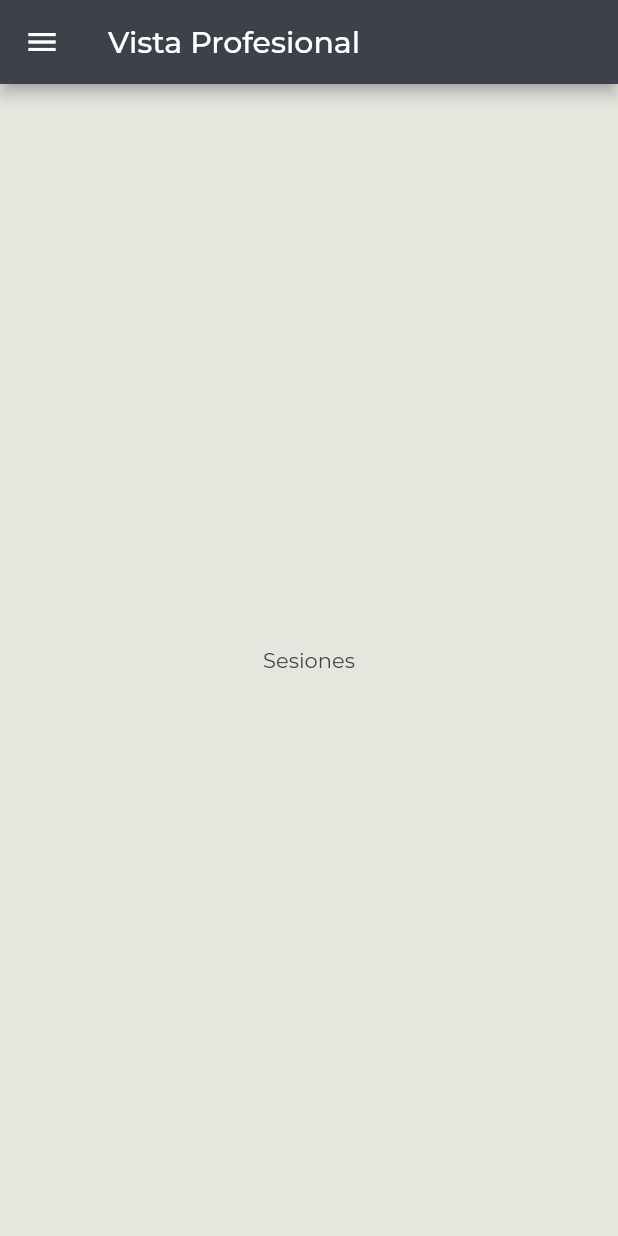
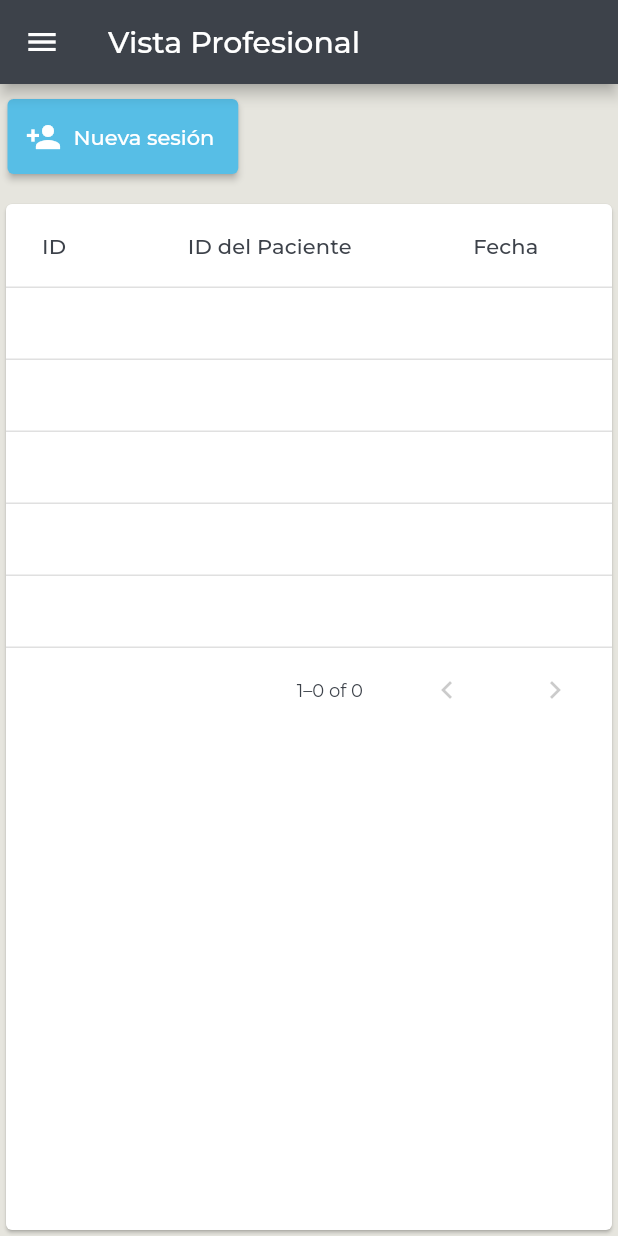
Before and after one commit to diegoaguilera4/FrontGestionTareasNEE, a Flutter app: the SesionesView screen opened by its route, on a phone screen of 412 x 824 dp. Run offline on Flutter 3.47's test engine with Material 2 defaults, Android fonts, the phone set to English and light mode, and no system bars; our stand-ins replace google_fonts, jwt_decoder, url_strategy; missing offline and left inert: dart:html.

Commit message:
Avance en vista sesiones y organización por carpetas

```diff
--- a/lib/components/menuPaciente.dart
+++ b/lib/components/menuPaciente.dart
@@ -2,8 +2,8 @@ import 'dart:html';
 
 import 'package:flutter/material.dart';
 import 'package:gestiontareas/colores.dart';
-import 'package:gestiontareas/pages/misTareas.dart';
-import '../pages/login.dart';
+import 'package:gestiontareas/pages/usuarioGeneral/misTareas.dart';
+import '../pages/auth/login.dart';
 
 class MenuPaciente extends StatefulWidget {
   MenuPaciente({Key? key, required String currentPage}) : super(key: key);
--- a/lib/pages/registro.dart
+++ b/lib/pages/auth/registro.dart
@@ -5,7 +5,7 @@ import 'package:gestiontareas/colores.dart';
 import 'package:google_fonts/google_fonts.dart';
 import 'package:http/http.dart' as http;
 
-import '../responsive.dart';
+import '../../responsive.dart';
 import 'login.dart';
 
 class RegistroView extends StatelessWidget {
--- a/lib/pages/agregarPaciente.dart
+++ b/lib/pages/profesional/agregarPaciente.dart
@@ -3,7 +3,7 @@ import 'dart:html';
 import 'dart:ui' as ui;
 import 'package:flutter/material.dart';
 import 'package:gestiontareas/colores.dart';
-import 'package:gestiontareas/pages/pacientes.dart';
+import 'package:gestiontareas/pages/profesional/pacientes.dart';
 import 'package:gestiontareas/pages/page_404.dart';
 import 'package:http/http.dart' as http;
 import 'package:jwt_decoder/jwt_decoder.dart';
--- a/lib/pages/profesional.dart
+++ b/lib/pages/profesional/profesional.dart
@@ -2,11 +2,11 @@ import 'dart:html';
 
 import 'package:flutter/material.dart';
 import 'package:gestiontareas/colores.dart';
-import 'package:gestiontareas/pages/login.dart';
+import 'package:gestiontareas/pages/auth/login.dart';
 import 'package:gestiontareas/pages/page_404.dart';
 import 'package:jwt_decoder/jwt_decoder.dart';
 
-import '../components/menuProfesional.dart';
+import '../../components/menuProfesional.dart';
 
 class ProfesionalView extends StatefulWidget {
   const ProfesionalView({Key? key}) : super(key: key);
--- /dev/null
+++ b/lib/pages/profesional/sesiones.dart
@@ -0,0 +1,133 @@
+import 'dart:html';
+
+import 'package:flutter/material.dart';
+
+import '../../colores.dart';
+import '../../components/menuProfesional.dart';
+
+class SesionesView extends StatefulWidget {
+  const SesionesView({super.key});
+
+  @override
+  State<SesionesView> createState() => _SesionesViewState();
+}
+
+class _SesionesViewState extends State<SesionesView> {
+  @override
+  void didChangeDependencies() {
+    super.didChangeDependencies();
+
+    window.localStorage['currentRoute'] =
+        ModalRoute.of(context)!.settings.name!;
+  }
+
+  @override
+  Widget build(BuildContext context) {
+    return Scaffold(
+      appBar: AppBar(
+        title: const Text('Vista Profesional'),
+        backgroundColor: secondaryColor,
+      ),
+      drawer: MenuProfesional(currentPage: ''),
+      body: Column(
+        crossAxisAlignment: CrossAxisAlignment.stretch,
+        children: <Widget>[
+          // Espaciado entre las filas
+          Row(
+            children: [
+              Padding(
+                padding: const EdgeInsets.only(left: 5.0, top: 10.0),
+                child: SizedBox(
+                  height: 50,
+                  child: ElevatedButton.icon(
+                    onPressed: () {},
+                    style:
+                        ElevatedButton.styleFrom(backgroundColor: primaryColor),
+                    icon: const Icon(Icons.person_add),
+                    label: const Text('Nueva sesión'),
+                  ),
+                ),
+              ),
+            ],
+          ),
+          const SizedBox(height: 16.0),
+          const Expanded(
+            child: SesionesDataTable(),
+          ),
+        ],
+      ),
+    );
+  }
+}
+
+class SesionesDataTable extends StatefulWidget {
+  const SesionesDataTable({Key? key}) : super(key: key);
+
+  @override
+  _SesionesDataTableState createState() => _SesionesDataTableState();
+}
+
+class _SesionesDataTableState extends State<SesionesDataTable> {
+  List<Sesion> sesiones = []; // Agrega tus datos de sesiones aquí
+
+  @override
+  void initState() {
+    // Obtén tus datos de sesiones aquí y actualiza la lista de sesiones
+    // Ejemplo: fetchSesionesData().then((data) => setState(() => sesiones = data));
+    super.initState();
+  }
+
+  @override
+  Widget build(BuildContext context) {
+    return PaginatedDataTable(
+      columns: const [
+        DataColumn(label: Text('ID')),
+        DataColumn(label: Text('ID del Paciente')),
+        DataColumn(label: Text('Fecha')),
+      ],
+      source: SesionesDataSource(sesiones),
+      rowsPerPage: 5, // Ajusta según sea necesario
+    );
+  }
+}
+
+class SesionesDataSource extends DataTableSource {
+  final List<Sesion> _sesiones;
+
+  SesionesDataSource(this._sesiones);
+
+  @override
+  DataRow getRow(int index) {
+    final sesion = _sesiones[index];
+    return DataRow(cells: [
+      DataCell(Text(sesion.id)),
+      DataCell(Text(sesion.pacienteId)),
+      DataCell(Text(sesion.fecha)),
+    ]);
+  }
+
+  @override
+  int get rowCount => _sesiones.length;
+
+  @override
+  bool get isRowCountApproximate => false;
+
+  @override
+  int get selectedRowCount => 0;
+}
+
+class Sesion {
+  final String id;
+  final String pacienteId;
+  final String fecha;
+
+  Sesion({required this.id, required this.pacienteId, required this.fecha});
+
+  factory Sesion.fromJson(Map<String, dynamic> json) {
+    return Sesion(
+      id: json['_id'],
+      pacienteId: json['paciente'],
+      fecha: json['fecha'],
+    );
+  }
+}
--- a/lib/pages/sesiones.dart
+++ /dev/null
@@ -1,37 +0,0 @@
-import 'dart:html';
-
-import 'package:flutter/material.dart';
-
-import '../colores.dart';
-import '../components/menuProfesional.dart';
-
-class SesionesView extends StatefulWidget {
-  const SesionesView({super.key});
-
-  @override
-  State<SesionesView> createState() => _SesionesViewState();
-}
-
-class _SesionesViewState extends State<SesionesView> {
-  @override
-  void didChangeDependencies() {
-    super.didChangeDependencies();
-
-    window.localStorage['currentRoute'] =
-        ModalRoute.of(context)!.settings.name!;
-  }
-
-  @override
-  Widget build(BuildContext context) {
-    return Scaffold(
-      appBar: AppBar(
-        title: const Text('Vista Profesional'),
-        backgroundColor: secondaryColor,
-      ),
-      drawer: MenuProfesional(currentPage: ''),
-      body: const Center(
-        child: Text('Sesiones'),
-      ),
-    );
-  }
-}
```
Also changed, not shown: lib/components/menuProfesional.dart (+5 -5 lines), lib/main.dart (+7 -7 lines), lib/pages/auth/login.dart (renamed from lib/pages/login.dart, +4 -4 lines), lib/pages/profesional/pacientes.dart (renamed from lib/pages/pacientes.dart, +9 -43 lines), lib/pages/usuarioGeneral/misTareas.dart (renamed from lib/pages/misTareas.dart).
